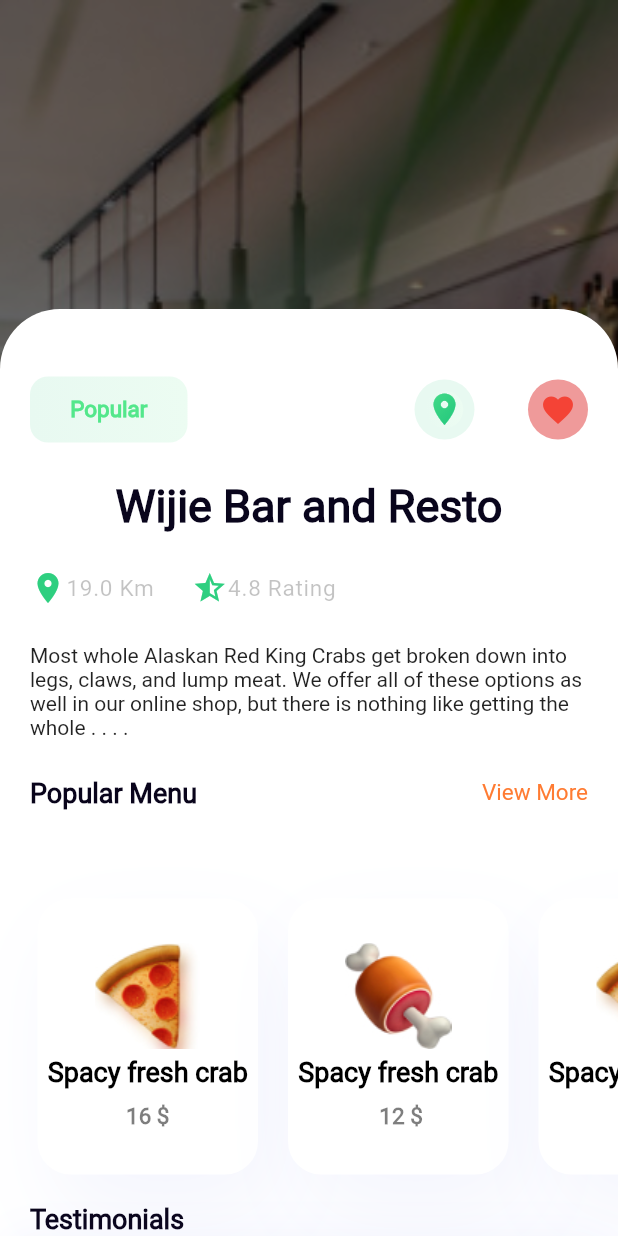
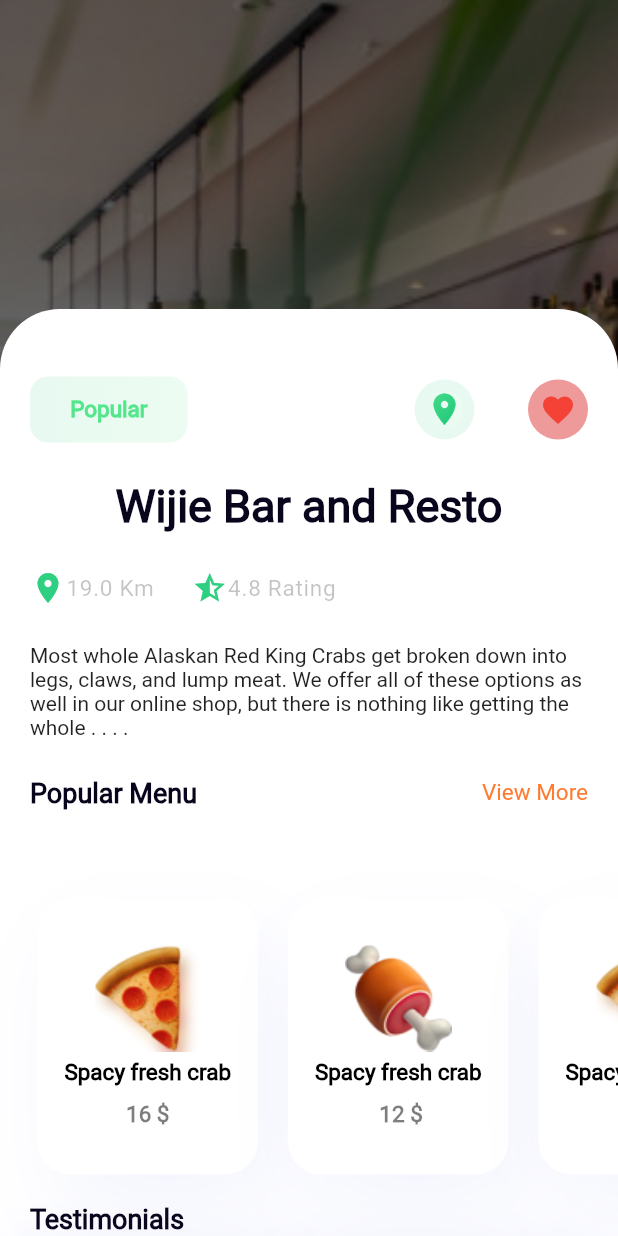
Before and after one commit to MuhanadIbrahim/food_Delivary, a Flutter app: the ResturantScreanBody screen opened directly, on a phone screen of 412 x 824 dp. Run offline on Flutter 3.47's test engine with Material 2 defaults, Android fonts, the phone set to English and light mode, and no system bars; our stand-ins replace animated_splash_screen, awesome_dialog, cloud_firestore, equatable, firebase_auth, firebase_core and 5 more; missing offline and left inert: flutter_facebook_auth; accounts and stored records are empty; Roboto replaces fonts that are missing (BentonSans Bold, BentonSans Book, BentonSans Medium); project files that could hold a hidden picture were left out.

Commit message:
adjust the font size for the app with defult size xxlarge

```diff
--- a/lib/widgets/content_card.dart
+++ b/lib/widgets/content_card.dart
@@ -29,7 +29,7 @@ class ContentResturantCard extends StatelessWidget {
             title,
             style: const TextStyle(
               color: Colors.black,
-              fontSize: 18,
+              fontSize: 15,
               fontFamily: 'BentonSans Bold',
               fontWeight: FontWeight.bold,
             ),
--- a/lib/widgets/find_your_food_widget.dart
+++ b/lib/widgets/find_your_food_widget.dart
@@ -21,7 +21,7 @@ Widget findYourFood(BuildContext context) {
             'Find Your \nFavorite Food',
             style: TextStyle(
               color: Color(0xFF09041B),
-              fontSize: 31,
+              fontSize: 25,
               fontFamily: 'BentonSans Bold',
               fontWeight: FontWeight.bold,
             ),
@@ -33,7 +33,6 @@ Widget findYourFood(BuildContext context) {
             onTap: () async {
               context.read<SignInBloc>().add(const SignOutRequired());
               Navigator.pushReplacementNamed(context, kLoginScrean);
-
             },
             child: Container(
               width: 50,
```
